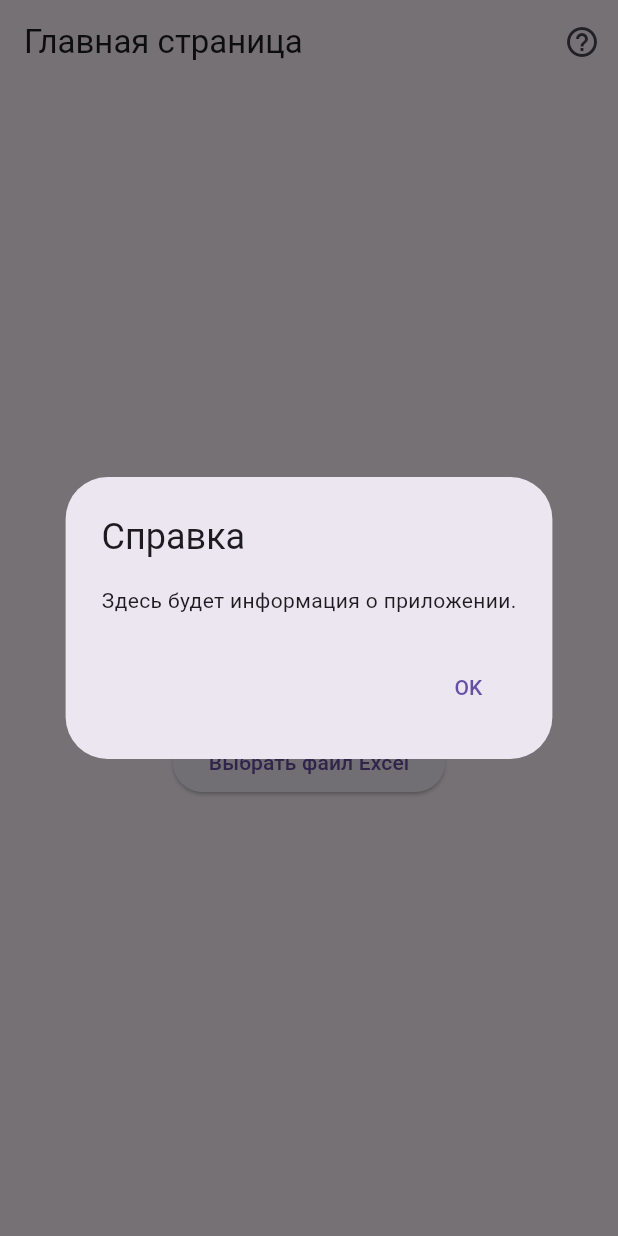
After one commit to Xofty1/FlutterOlympicCounter, a Flutter app: the screen it shows after launch, after a tap on the "help outline" icon, on a phone screen of 412 x 824 dp. The commit adds this screen. Run offline on Flutter 3.47's test engine with Material 3 defaults, Android fonts, the phone set to English and light mode, and no system bars; our stand-ins replace file_picker, get_it; missing offline and left inert: excel.

Commit message:
distribute among files

```diff
--- /dev/null
+++ b/lib/domain/di.dart
@@ -0,0 +1,8 @@
+import 'package:get_it/get_it.dart';
+import '../domain/services/time_service.dart';
+
+final GetIt getIt = GetIt.instance;
+
+void setupLocator() {
+  getIt.registerLazySingleton(() => TimeService());
+}
--- /dev/null
+++ b/lib/domain/services/biathlon_service.dart
@@ -0,0 +1,5 @@
+class BiathlonService {
+  List<List<int>> year = [];
+
+
+}
--- /dev/null
+++ b/lib/domain/services/file_service.dart
@@ -0,0 +1,57 @@
+import 'dart:io';
+
+import 'package:excel/excel.dart';
+import 'package:file_picker/file_picker.dart';
+import 'package:olympic_counter/domain/di.dart';
+import 'package:olympic_counter/domain/services/time_service.dart';
+
+import '../models/BiathlonParticipant.dart';
+
+
+class FileService{
+  final TimeService _timeService = getIt<TimeService>();
+  Future<void> pickAndReadExcel() async {
+    // Открываем диалог для выбора файла
+    FilePickerResult? result = await FilePicker.platform.pickFiles(
+      type: FileType.custom,
+      allowedExtensions: ['xls', 'xlsx'],
+    );
+    List<BiathlonParticipant> lis = [];
+    if (result != null) {
+      // Получаем файл
+      File file = File(result.files.single.path!);
+
+      // Чтение данных из Excel
+      var bytes = file.readAsBytesSync();
+      var excel = Excel.decodeBytes(bytes);
+      // Прочитаем данные из всех листов
+      for (var table in excel.tables.keys) {
+        print('Лист: $table'); // Имя листа
+        var rows = excel.tables[table]?.rows;
+
+        // Пройдем по всем строкам, начиная с первой (можно добавить проверку на заголовки)
+        if (rows != null) {
+          for (var rowIndex = 1; rowIndex < rows.length; rowIndex++) {
+            print(rows[rowIndex]);
+            print(rows[rowIndex][4]?.value.runtimeType);
+            int finishTime = _timeService.convertToMilliseconds(rows[rowIndex][4]!.value.toString());
+            int startTime = _timeService.convertToMilliseconds(rows[rowIndex][5]!.value.toString());
+
+            lis.add(BiathlonParticipant(
+                name: rows[rowIndex][1]!.value.toString(),
+                year: int.tryParse(rows[rowIndex][2]!.value.toString()),
+                squadNumber: int.tryParse(rows[rowIndex][3]!.value.toString()),
+                finishTime: finishTime,
+                startTime: startTime,
+                penaltyLoopNumber: int.tryParse(rows[rowIndex][6]!.value.toString()),
+                totalTime: _timeService.countTotalTime(finishTime, startTime)));
+          }
+          print(lis.last.name);
+        }
+
+      }
+    } else {
+      print("Файл не выбран.");
+    }
+  }
+}
--- /dev/null
+++ b/lib/domain/services/time_service.dart
@@ -0,0 +1,23 @@
+class TimeService{
+  int countTotalTime(int finishTime, int startTime) {
+    return finishTime - startTime;
+  }
+
+  int convertToMilliseconds(String time) {
+    // Разделяем строку на минуты, секунды и миллисекунды
+    print(time);
+    List<String> timeParts = time.split('.');
+    print(" ");
+    print(timeParts);
+    // Преобразуем строки в целые числа
+    int minutes = int.parse(timeParts[0]);
+    int seconds = int.parse(timeParts[1]);
+    int milliseconds = int.parse(timeParts[2]);
+
+    // Переводим в миллисекунды
+    int totalMilliseconds =
+        (minutes * 60 * 1000) + (seconds * 1000) + milliseconds;
+
+    return totalMilliseconds;
+  }
+}
--- /dev/null
+++ b/lib/presentation/main_screen.dart
@@ -0,0 +1,77 @@
+import 'package:flutter/material.dart';
+import 'package:olympic_counter/domain/services/file_service.dart';
+import 'olympic_games_screen.dart';
+import 'biathlon_screen.dart';
+
+class MainScreen extends StatelessWidget {
+  const MainScreen({super.key});
+
+  @override
+  Widget build(BuildContext context) {
+    return Scaffold(
+      appBar: AppBar(
+        title: const Text('Главная страница'),
+        actions: [
+          IconButton(
+            icon: const Icon(Icons.help_outline), // Кнопка ?
+            onPressed: () {
+              // Действие для кнопки ? (например, показать всплывающее сообщение или экран справки)
+              showDialog(
+                context: context,
+                builder: (BuildContext context) {
+                  return AlertDialog(
+                    title: const Text('Справка'),
+                    content: const Text('Здесь будет информация о приложении.'),
+                    actions: <Widget>[
+                      TextButton(
+                        child: const Text('OK'),
+                        onPressed: () {
+                          Navigator.of(context).pop();
+                        },
+                      ),
+                    ],
+                  );
+                },
+              );
+            },
+          ),
+        ],
+      ),
+      body: Center(
+        child: Column(
+          mainAxisAlignment: MainAxisAlignment.center,
+          children: [
+            ElevatedButton(
+              onPressed: () {
+                // Переход на экран Олимпийских игр
+                Navigator.push(
+                  context,
+                  MaterialPageRoute(builder: (context) => const OlympicGamesScreen()),
+                );
+              },
+              child: const Text('Посчитать Олимпийские игры'),
+            ),
+            const SizedBox(height: 20), // Отступ между кнопками
+            ElevatedButton(
+              onPressed: () {
+                // Переход на экран Биатлона
+                Navigator.push(
+                  context,
+                  MaterialPageRoute(builder: (context) => const BiathlonScreen()),
+                );
+              },
+              child: const Text('Посчитать Биатлон'),
+            ),
+            const SizedBox(height: 20), // Отступ между кнопками
+            ElevatedButton(
+              onPressed: () {
+                FileService().pickAndReadExcel(); // Открытие диалога для выбора файла
+              },
+              child: const Text('Выбрать файл Excel'),
+            ),
+          ],
+        ),
+      ),
+    );
+  }
+}
--- a/pubspec.yaml
+++ b/pubspec.yaml
@@ -33,6 +33,7 @@ dependencies:
 
   file_picker: ^8.3.1
   excel: ^2.0.7
+  get_it: ^7.6.7
   # The following adds the Cupertino Icons font to your application.
   # Use with the CupertinoIcons class for iOS style icons.
   cupertino_icons: ^1.0.8
```
Also changed, not shown: lib/main.dart (+6 -98 lines), lib/presentation/biathlon_screen.dart (added, +17 -0 lines), lib/presentation/olympic_games_screen.dart (added, +17 -0 lines), pubspec.lock.
